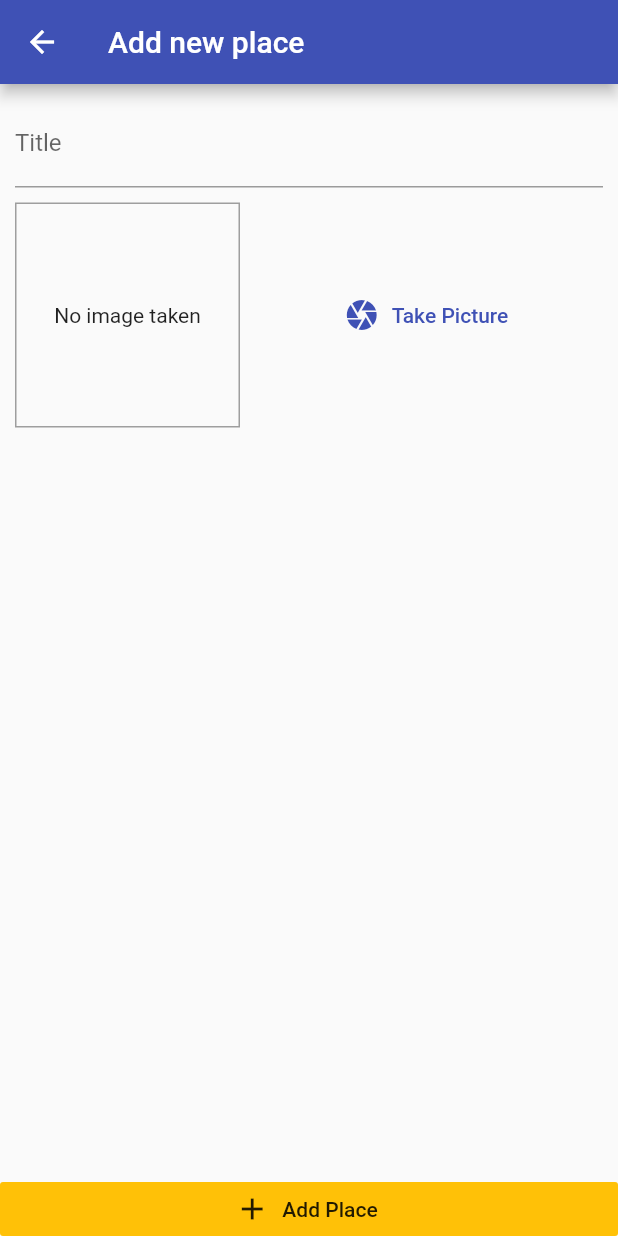
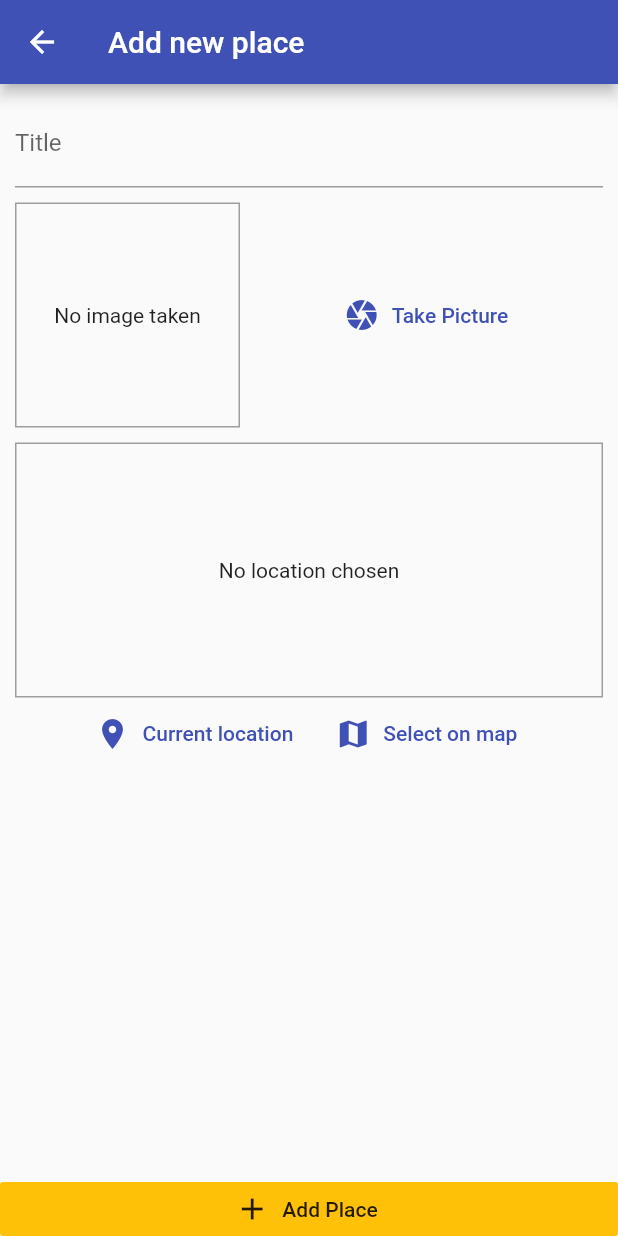
Before and after one commit to JiajunWong/great_place_app, a Flutter app: the screen it shows after launch, after a tap on the "add" icon, on a phone screen of 412 x 824 dp. Run offline on Flutter 3.47's test engine with Material 2 defaults, Android fonts, the phone set to English and light mode, and no system bars; our stand-ins replace google_maps_flutter, image_picker, location, sqflite; accounts and stored records are empty.

Commit message:
Add location and map

```diff
--- a/lib/helper/db_helper.dart
+++ b/lib/helper/db_helper.dart
@@ -9,8 +9,8 @@ class DBHelper {
     return sql.openDatabase(path.join(dbPath, 'place.db'),
         onCreate: (db, version) {
           return db.execute(
-              'CREATE TABLE user_place(id TEXT PRIMARY KEY, title TEXT, image TEXT)');
-        }, version: 1);
+              'CREATE TABLE user_place(id TEXT PRIMARY KEY, title TEXT, image TEXT, loc_lat REAL, loc_lng REAL, address TEXT)');
+        }, version: 2);
   }
 
   static Future<void> insert(String table, Map<String, Object> data) async {
--- /dev/null
+++ b/lib/helper/location_helper.dart
@@ -0,0 +1,20 @@
+import 'dart:convert';
+
+import 'package:http/http.dart' as http;
+
+const GoogleApiKey = '';
+
+class LocationHelper {
+  static String generateLocationPreviewImage(
+      {double latitude, double longitude}) {
+    return "https://maps.googleapis.com/maps/api/staticmap?center=&zoom=13&size=600x300&maptype=roadmap&markers=color:red%7Clabel:A%7C$latitude,$longitude&key=$GoogleApiKey";
+  }
+
+  static Future<String> getPlaceAddress(
+      {double latitude, double longitude}) async {
+    final String url =
+        'https://maps.googleapis.com/maps/api/geocode/json?latlng=$latitude,$longitude&key=$GoogleApiKey';
+    final response = await http.get(Uri.parse(url));
+    return json.decode(response.body)['results'][0]['formatted_address'];
+  }
+}
--- a/lib/main.dart
+++ b/lib/main.dart
@@ -1,6 +1,7 @@
 import 'package:flutter/material.dart';
 import 'package:great_place_app/provider/great_place_provider.dart';
 import 'package:great_place_app/screens/add_place_screen.dart';
+import 'package:great_place_app/screens/place_detail_screen.dart';
 import 'package:great_place_app/screens/places_list_screen.dart';
 import 'package:provider/provider.dart';
 
@@ -20,6 +21,7 @@ class MyApp extends StatelessWidget {
         home: PlacesListScreen(),
         routes: {
           AddPlaceScreen.routeName: (ctx) => AddPlaceScreen(),
+          PlaceDetailScreen.routeName: (ctx) => PlaceDetailScreen(),
         },
       ),
     );
--- a/lib/models/place.dart
+++ b/lib/models/place.dart
@@ -22,7 +22,7 @@ class PlaceLocation {
   final double longitude;
   final String address;
 
-  PlaceLocation({
+  const PlaceLocation({
     @required this.latitude,
     @required this.longitude,
     this.address,
--- a/lib/provider/great_place_provider.dart
+++ b/lib/provider/great_place_provider.dart
@@ -2,6 +2,7 @@ import 'dart:io';
 
 import 'package:flutter/foundation.dart';
 import 'package:great_place_app/helper/db_helper.dart';
+import 'package:great_place_app/helper/location_helper.dart';
 import 'package:great_place_app/models/place.dart';
 
 class GreatPlaceProvider with ChangeNotifier {
@@ -14,12 +15,21 @@ class GreatPlaceProvider with ChangeNotifier {
   Future<void> addPlace(
     String title,
     File image,
+    PlaceLocation location,
   ) async {
+    final String address = await LocationHelper.getPlaceAddress(
+        longitude: location.longitude, latitude: location.latitude);
+
+    final updateLocation = PlaceLocation(
+        longitude: location.longitude,
+        latitude: location.latitude,
+        address: address);
+
     final newPlace = Place(
       id: DateTime.now().toString(),
       image: image,
       title: title,
-      location: null,
+      location: updateLocation,
     );
 
     _items.add(newPlace);
@@ -29,6 +39,9 @@ class GreatPlaceProvider with ChangeNotifier {
       'id': newPlace.id,
       'image': newPlace.image.path,
       'title': newPlace.title,
+      'loc_lat': newPlace.location.latitude,
+      'loc_lng': newPlace.location.longitude,
+      'address': newPlace.location.address,
     });
   }
 
@@ -38,9 +51,17 @@ class GreatPlaceProvider with ChangeNotifier {
         .map((element) => Place(
             id: element['id'],
             title: element['title'],
-            location: null,
+            location: PlaceLocation(
+              latitude: element['loc_lat'],
+              longitude: element['loc_lng'],
+              address: element['address'],
+            ),
             image: File(element['image'])))
         .toList();
     notifyListeners();
   }
+
+  Place findById(String id) {
+    return _items.firstWhere((element) => element.id == id);
+  }
 }
--- a/lib/screens/add_place_screen.dart
+++ b/lib/screens/add_place_screen.dart
@@ -1,8 +1,10 @@
 import 'dart:io';
 
 import 'package:flutter/material.dart';
+import 'package:great_place_app/models/place.dart';
 import 'package:great_place_app/provider/great_place_provider.dart';
 import 'package:great_place_app/widgets/image_input.dart';
+import 'package:great_place_app/widgets/location_input.dart';
 import 'package:provider/provider.dart';
 
 class AddPlaceScreen extends StatefulWidget {
@@ -17,18 +19,23 @@ class AddPlaceScreen extends StatefulWidget {
 class _AddPlaceScreenState extends State<AddPlaceScreen> {
   final _titleController = TextEditingController();
   File _pickedImage;
+  PlaceLocation _pickedLocation;
 
   void _selectImage(File pickedImage) {
     _pickedImage = pickedImage;
   }
 
+  void _selectPlace(double lat, double lng) {
+    _pickedLocation = PlaceLocation(latitude: lat, longitude: lng);
+  }
+
   void _savePlace() {
-    if (_titleController.text.isEmpty || _pickedImage == null) {
+    if (_titleController.text.isEmpty || _pickedImage == null || _pickedLocation == null) {
       return;
     }
 
     Provider.of<GreatPlaceProvider>(context, listen: false)
-        .addPlace(_titleController.text, _pickedImage);
+        .addPlace(_titleController.text, _pickedImage, _pickedLocation);
     Navigator.of(context).pop();
   }
 
@@ -57,6 +64,10 @@ class _AddPlaceScreenState extends State<AddPlaceScreen> {
                       height: 10,
                     ),
                     ImageInput(_selectImage),
+                    SizedBox(
+                      height: 10,
+                    ),
+                    LocationInput(_selectPlace),
                   ],
                 ),
               ),
--- /dev/null
+++ b/lib/widgets/location_input.dart
@@ -0,0 +1,91 @@
+import 'package:flutter/material.dart';
+import 'package:google_maps_flutter/google_maps_flutter.dart';
+import 'package:great_place_app/helper/location_helper.dart';
+import 'package:great_place_app/screens/map_screen.dart';
+import 'package:location/location.dart';
+
+typedef OnSelectLocation(double lat, double lng);
+
+class LocationInput extends StatefulWidget {
+  final OnSelectLocation _onSelectLocation;
+
+  const LocationInput(this._onSelectLocation);
+
+  @override
+  _LocationInputState createState() => _LocationInputState();
+}
+
+class _LocationInputState extends State<LocationInput> {
+  String _previewImageUrl;
+
+  Future<void> _getCurrentUserLocation() async {
+    try {
+      final locationData = await Location().getLocation();
+      final imageUrl = LocationHelper.generateLocationPreviewImage(
+          longitude: locationData.longitude, latitude: locationData.latitude);
+      setState(() {
+        _previewImageUrl = imageUrl;
+      });
+      widget._onSelectLocation(locationData.latitude, locationData.longitude);
+    } catch (error) {
+      // no permission etc...
+    }
+  }
+
+  Future<void> _selectOnMap() async {
+    final LatLng selectLocation = await Navigator.of(context).push(
+      MaterialPageRoute(
+        fullscreenDialog: true,
+          builder: (ctx) => MapScreen(isSelecting: true)),);
+    if (selectLocation == null) return;
+    final imageUrl = LocationHelper.generateLocationPreviewImage(
+        longitude: selectLocation.longitude, latitude: selectLocation.latitude);
+    setState(() {
+      _previewImageUrl = imageUrl;
+    });
+    widget._onSelectLocation(selectLocation.latitude, selectLocation.longitude);
+  }
+
+  @override
+  Widget build(BuildContext context) {
+    return Column(
+      children: [
+        Container(
+          height: 170,
+          width: double.infinity,
+          alignment: Alignment.center,
+          decoration: BoxDecoration(
+            border: Border.all(width: 1, color: Colors.grey),
+          ),
+          child: _previewImageUrl == null
+              ? Text(
+                  'No location chosen',
+                  textAlign: TextAlign.center,
+                )
+              : Image.network(
+                  _previewImageUrl,
+                  fit: BoxFit.cover,
+                  width: double.infinity,
+                ),
+        ),
+        Row(
+          mainAxisAlignment: MainAxisAlignment.center,
+          children: [
+            FlatButton.icon(
+              onPressed: _getCurrentUserLocation,
+              icon: Icon(Icons.location_on),
+              label: Text('Current location'),
+              textColor: Theme.of(context).primaryColor,
+            ),
+            FlatButton.icon(
+              onPressed: _selectOnMap,
+              icon: Icon(Icons.map),
+              label: Text('Select on map'),
+              textColor: Theme.of(context).primaryColor,
+            ),
+          ],
+        )
+      ],
+    );
+  }
+}
--- a/pubspec.yaml
+++ b/pubspec.yaml
@@ -30,6 +30,9 @@ dependencies:
   path_provider: ^2.0.1
   path: ^1.8.0
   sqflite: ^2.0.0+3
+  location: ^4.1.1
+  google_maps_flutter: ^2.0.4
+  http: ^0.13.3
 
 dev_dependencies:
   flutter_test:
```
Also changed, not shown: lib/screens/map_screen.dart (added, +66 -0 lines), lib/screens/place_detail_screen.dart (+55 -0 lines), lib/screens/places_list_screen.dart (+8 -1 lines), pubspec.lock, 6 other files.
